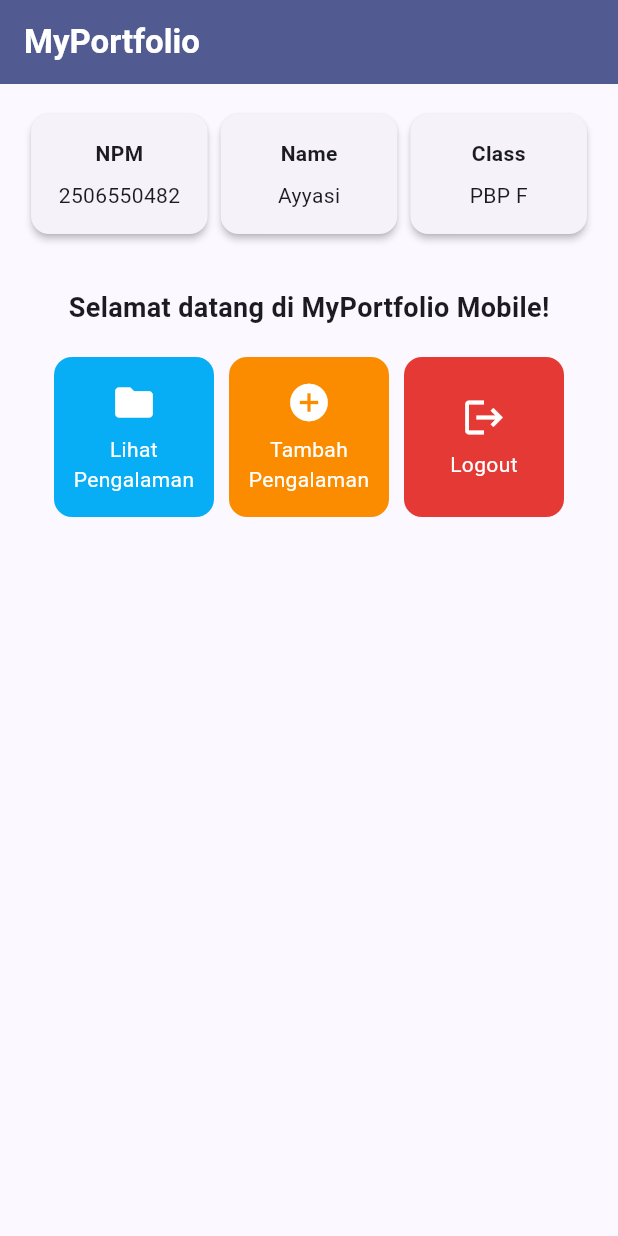
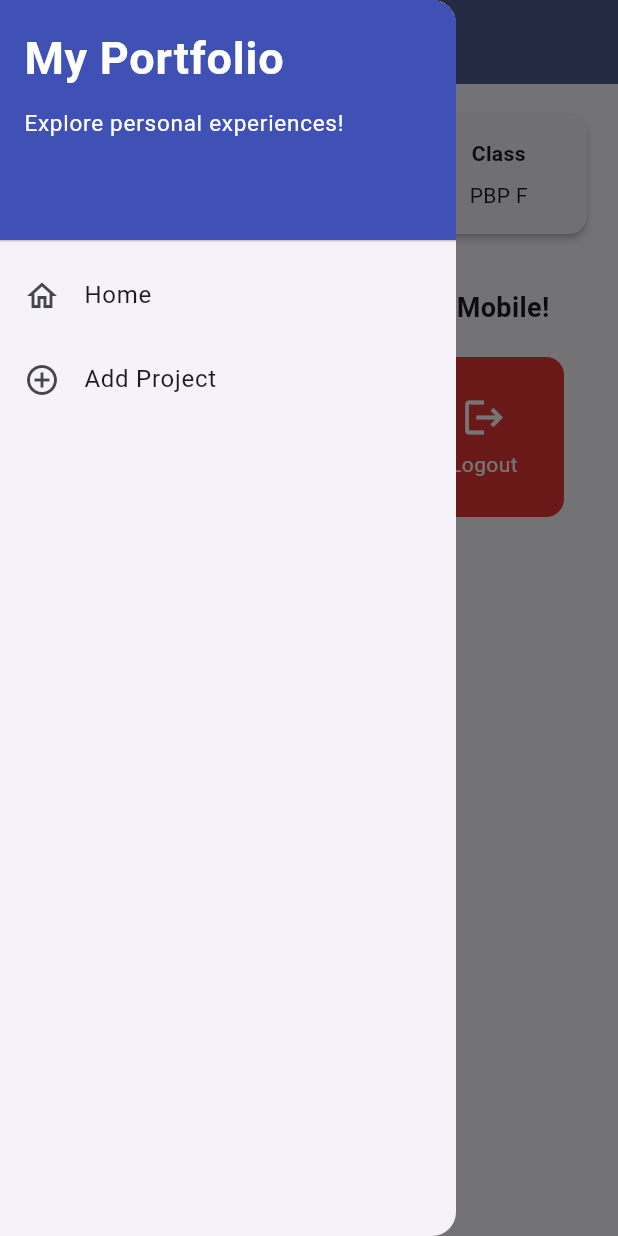
Before and after one commit to Asepgunawan112/myportofolio_mobile, a Flutter app: the screen it shows after launch, with the side drawer open (before the commit the screen has no drawer), on a phone screen of 412 x 824 dp. Run offline on Flutter 3.47's test engine with Material 3 defaults, Android fonts, the phone set to English and light mode, and no system bars; our stand-ins replace material_ui.

Commit message:
feat:adding Drawer

```diff
--- a/lib/menu.dart
+++ b/lib/menu.dart
@@ -1,4 +1,5 @@
 import 'package:flutter/material.dart';
+import 'package:myportofolio_mobile/widgets/left_drawer.dart';
 
 class MyHomePage extends StatelessWidget {
   MyHomePage({super.key});
@@ -27,7 +28,9 @@ class MyHomePage extends StatelessWidget {
           style: TextStyle(color: Colors.white, fontWeight: FontWeight.bold),
         ),
         backgroundColor: Theme.of(context).colorScheme.primary,
+        iconTheme: const IconThemeData(color: Colors.white),
       ),
+      drawer: const LeftDrawer(),
       // Body halaman utama dengan padding di sekelilingnya.
       body: Padding(
         padding: const EdgeInsets.all(16.0),
--- /dev/null
+++ b/lib/widgets/left_drawer.dart
@@ -0,0 +1,60 @@
+import 'package:material_ui/material_ui.dart';
+import 'package:myportofolio_mobile/menu.dart';
+
+// TODO: Impor halaman ProjectFormPage jika sudah dibuat
+class LeftDrawer extends StatelessWidget {
+  const LeftDrawer({super.key});
+
+  @override
+  Widget build(BuildContext context) {
+    return Drawer(
+      child: ListView(
+        children: [
+          const DrawerHeader(
+            decoration: BoxDecoration(color: Colors.indigo),
+            child: Column(
+              crossAxisAlignment: CrossAxisAlignment.start,
+              children: [
+                Text(
+                  'My Portfolio',
+                  style: TextStyle(
+                    fontSize: 30,
+                    fontWeight: FontWeight.bold,
+                    color: Colors.white,
+                  ),
+                ),
+                SizedBox(height: 10),
+                Text(
+                  'Explore personal experiences!',
+                  style: TextStyle(fontSize: 15, color: Colors.white),
+                ),
+              ],
+            ),
+          ),
+          ListTile(
+            leading: const Icon(Icons.home_outlined),
+            title: const Text('Home'),
+            // Navigasi ke halaman utama portofolio
+            onTap: () {
+              Navigator.pushReplacement(
+                context,
+                MaterialPageRoute(builder: (context) => MyHomePage()),
+              );
+            },
+          ),
+          ListTile(
+            leading: const Icon(Icons.add_circle_outline),
+            title: const Text('Add Project'),
+            // Navigasi ke halaman tambah proyek
+            onTap: () {
+              /*
+    TODO: Buatlah routing ke halaman ProjectFormPage yang akan dibuat nanti.
+    */
+            },
+          ),
+          // TODO: Bagian routing
+        ],
+      ),
+    );
+  }
+}
--- a/pubspec.yaml
+++ b/pubspec.yaml
@@ -34,6 +34,7 @@ dependencies:
   # The following adds the Cupertino Icons font to your application.
   # Use with the CupertinoIcons class for iOS style icons.
   cupertino_icons: ^1.0.8
+  material_ui: ^1.11.0
 
 dev_dependencies:
   flutter_test:
```
Also changed, not shown: pubspec.lock.
